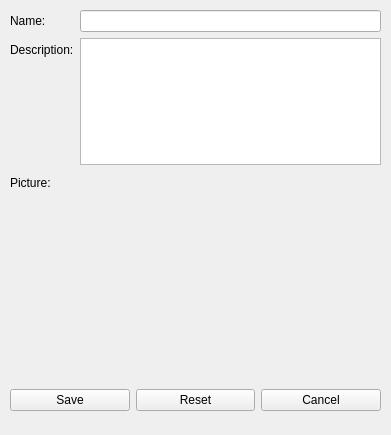
Before: the Qt Designer form qt/apps/configurator/forms/feature_edit.ui in Wolframe/qtClient, drawn with Qt 5.
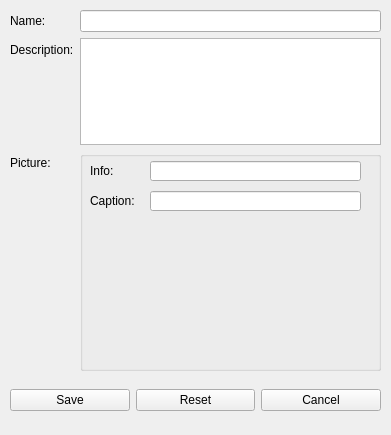
After: the same form once the commit is applied. Custom widgets are drawn as their Qt base class.

Commit message: updated feaeture forms, added pictures

```diff
--- a/qt/apps/configurator/forms/feature_edit.ui
+++ b/qt/apps/configurator/forms/feature_edit.ui
@@ -69,13 +69,78 @@
      </widget>
     </item>
     <item row="2" column="1">
-     <widget class="PictureChooser" name="picture">
+     <widget class="QGroupBox" name="picture">
       <property name="minimumSize">
        <size>
         <width>0</width>
-        <height>200</height>
+        <height>220</height>
        </size>
       </property>
+      <property name="title">
+       <string/>
+      </property>
+      <widget class="PictureChooser" name="image">
+       <property name="geometry">
+        <rect>
+         <x>77</x>
+         <y>69</y>
+         <width>201</width>
+         <height>141</height>
+        </rect>
+       </property>
+       <property name="minimumSize">
+        <size>
+         <width>0</width>
+         <height>100</height>
+        </size>
+       </property>
+      </widget>
+      <widget class="QLabel" name="label_info">
+       <property name="geometry">
+        <rect>
+         <x>10</x>
+         <y>10</y>
+         <width>27</width>
+         <height>20</height>
+        </rect>
+       </property>
+       <property name="text">
+        <string>Info:</string>
+       </property>
+      </widget>
+      <widget class="QLineEdit" name="caption">
+       <property name="geometry">
+        <rect>
+         <x>70</x>
+         <y>40</y>
+         <width>211</width>
+         <height>20</height>
+        </rect>
+       </property>
+      </widget>
+      <widget class="QLabel" name="label_caption">
+       <property name="geometry">
+        <rect>
+         <x>10</x>
+         <y>40</y>
+         <width>52</width>
+         <height>20</height>
+        </rect>
+       </property>
+       <property name="text">
+        <string>Caption:</string>
+       </property>
+      </widget>
+      <widget class="QLineEdit" name="info">
+       <property name="geometry">
+        <rect>
+         <x>70</x>
+         <y>10</y>
+         <width>211</width>
+         <height>20</height>
+        </rect>
+       </property>
+      </widget>
      </widget>
     </item>
    </layout>
```
The commit also changes 2 other files.
